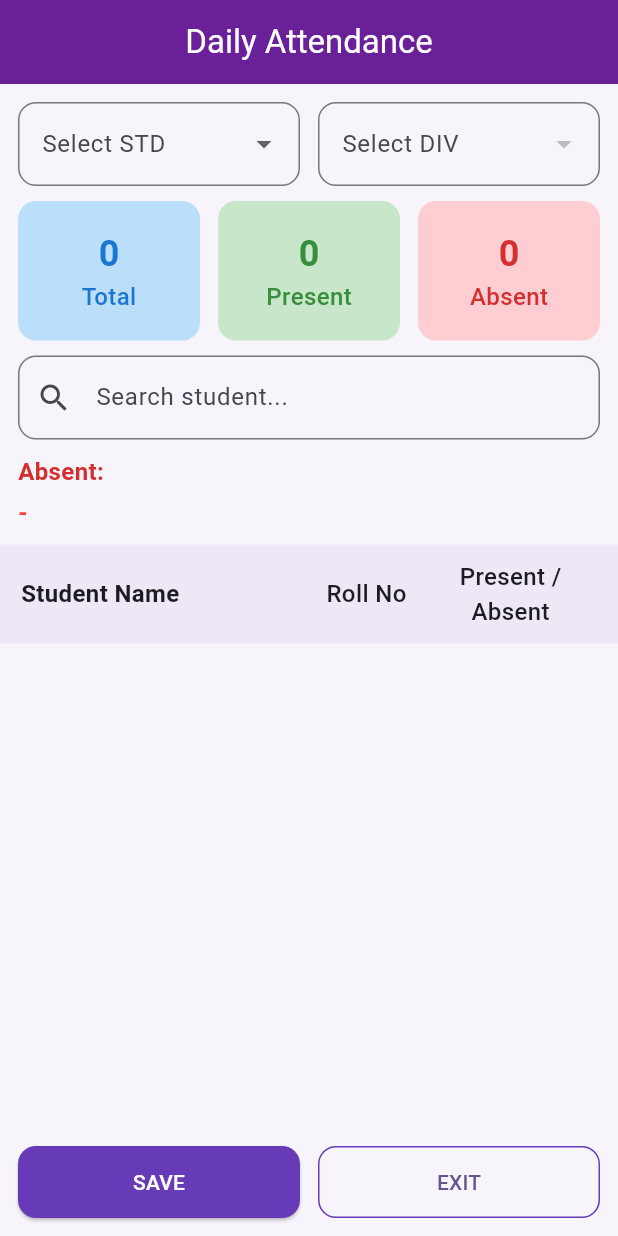
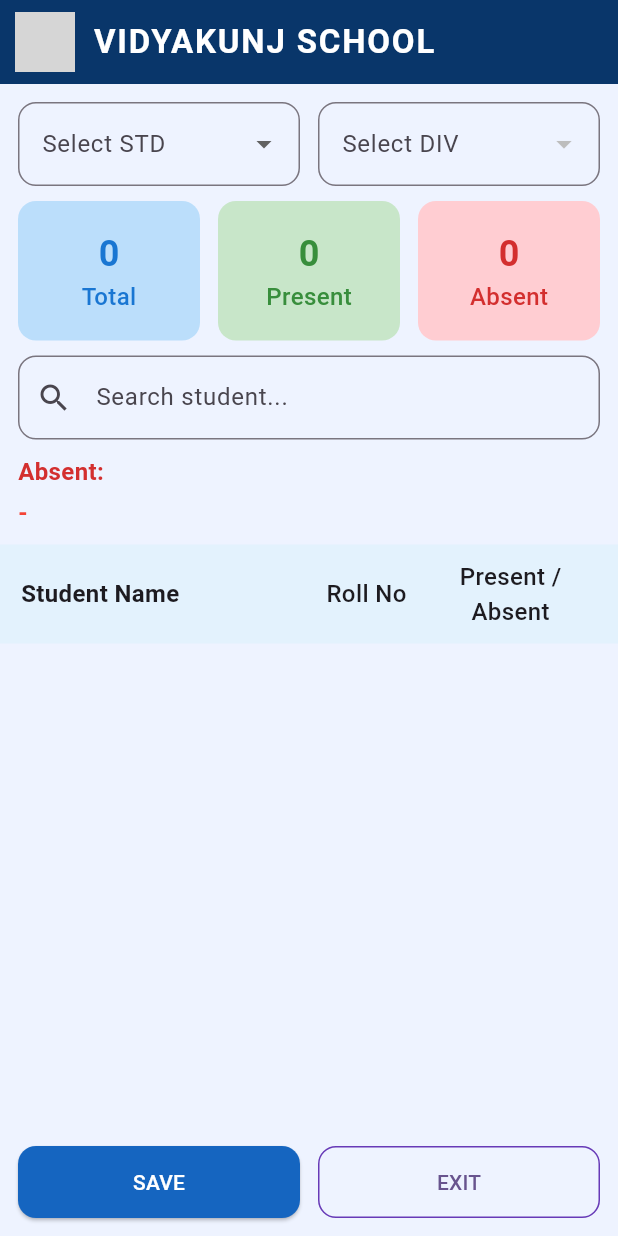
Before and after one commit to vidyakunj/vidyakunj-full-ready, a Flutter app: the screen it shows after launch, on a phone screen of 412 x 824 dp. Run offline on Flutter 3.47's test engine with Material 3 defaults, Android fonts, the phone set to English and light mode, and no system bars; our stand-ins replace csv, file_picker; grey boxes are pictures that could not be loaded.

Commit message:
Update new_attendance_screen.dart

```diff
--- a/lib/screens/new_attendance_screen.dart
+++ b/lib/screens/new_attendance_screen.dart
@@ -167,10 +167,34 @@ class _NewAttendanceScreenState extends State<NewAttendanceScreen> {
   @override
   Widget build(BuildContext context) {
     return Scaffold(
-      backgroundColor: const Color(0xfff7f4fb),
+      backgroundColor: const Color(0xffeef3ff), // Light navy background
       appBar: AppBar(
-        backgroundColor: const Color(0xff6a1b9a),
-        title: const Text("Daily Attendance"),
+        backgroundColor: const Color(0xff003366), // NAVY BLUE
+        elevation: 4,
+        titleSpacing: 0,
+        title: Row(
+          children: [
+            const SizedBox(width: 10),
+
+            // SCHOOL LOGO
+            Image.asset(
+              "assets/logo.png",
+              height: 40,
+            ),
+
+            const SizedBox(width: 12),
+
+            const Text(
+              "VIDYAKUNJ SCHOOL",
+              style: TextStyle(
+                fontSize: 22,
+                fontWeight: FontWeight.bold,
+                color: Colors.white,
+                letterSpacing: 1.2,
+              ),
+            ),
+          ],
+        ),
       ),
 
       body: Column(
@@ -262,7 +286,6 @@ class _NewAttendanceScreenState extends State<NewAttendanceScreen> {
                 bool isMobile = constraints.maxWidth < 600;
 
                 if (isMobile) {
-                  // ---------------- MOBILE LAYOUT -----------------
                   return Column(
                     crossAxisAlignment: CrossAxisAlignment.start,
                     children: [
@@ -300,7 +323,6 @@ class _NewAttendanceScreenState extends State<NewAttendanceScreen> {
                     ],
                   );
                 } else {
-                  // ---------------- WEB / LARGE SCREEN -----------------
                   return Row(
                     children: [
                       SizedBox(
@@ -356,7 +378,7 @@ class _NewAttendanceScreenState extends State<NewAttendanceScreen> {
           // ------------------------------ HEADER ------------------------------
           Container(
             padding: const EdgeInsets.symmetric(horizontal: 14, vertical: 10),
-            color: Colors.deepPurple.shade50,
+            color: Colors.blue.shade50,
             child: Row(
               children: const [
                 Expanded(flex: 5, child: Text("Student Name", style: TextStyle(fontWeight: FontWeight.bold))),
@@ -389,7 +411,7 @@ class _NewAttendanceScreenState extends State<NewAttendanceScreen> {
                 Expanded(
                   child: ElevatedButton(
                     style:
-                        ElevatedButton.styleFrom(backgroundColor: Colors.deepPurple),
+                        ElevatedButton.styleFrom(backgroundColor: Colors.blue.shade800),
                     onPressed: _saveAttendance,
                     child: const Text("SAVE"),
                   ),
```
